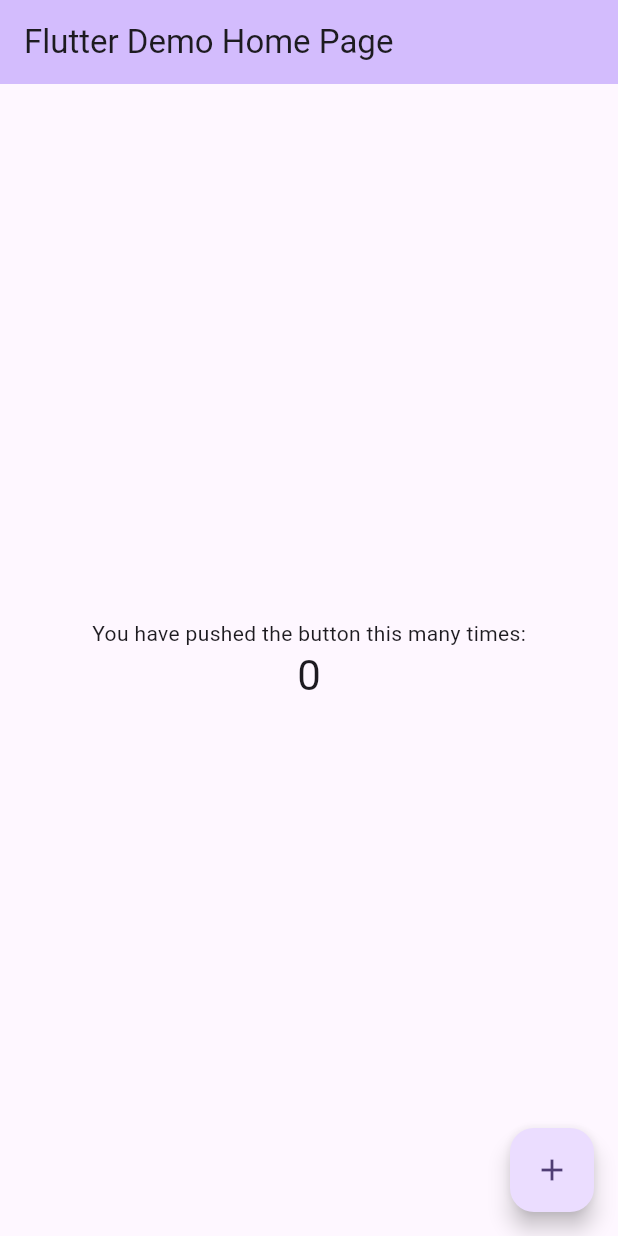
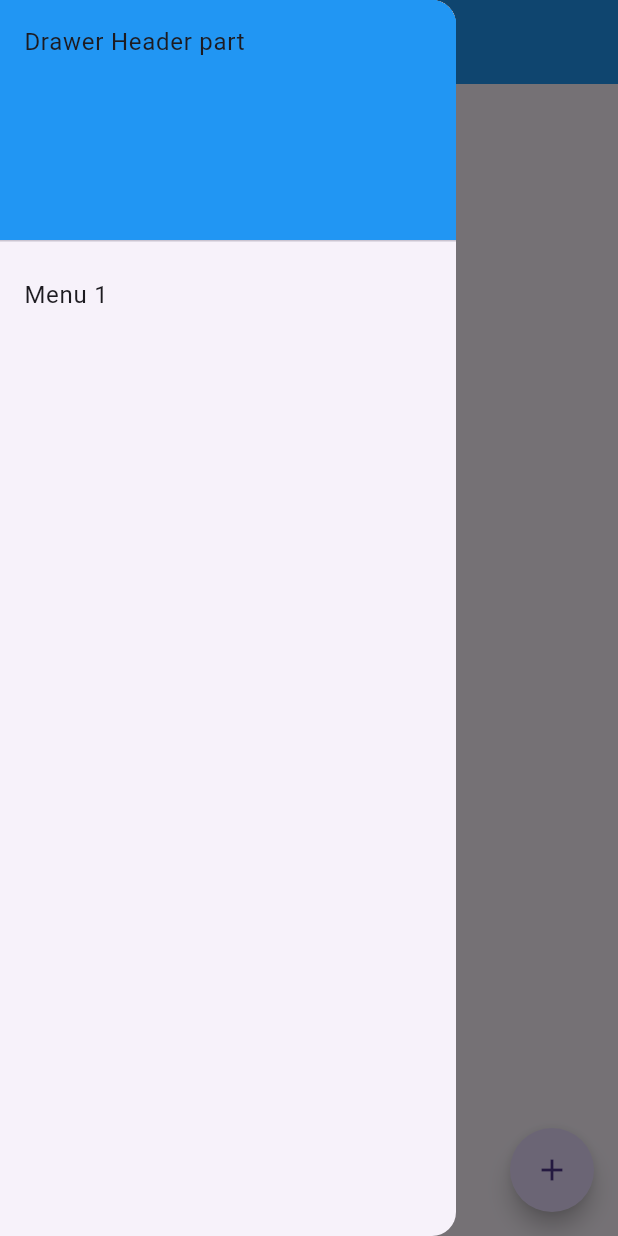
Before and after one commit to Idooru/totally_developer, a Flutter app: the screen it shows after launch, with the side drawer open (before the commit the screen has no drawer), on a phone screen of 412 x 824 dp. Run offline on Flutter 3.47's test engine with Material 3 defaults, Android fonts, the phone set to English and light mode, and no system bars.

Commit message:
Scaffold, AppBar, Drawer, Body (기본 뼈대 구성)

```diff
--- a/lib/main.dart
+++ b/lib/main.dart
@@ -1,125 +1,10 @@
+import 'package:a/test_view.dart';
 import 'package:flutter/material.dart';
 
 void main() {
-  runApp(const MyApp());
+  runApp(
+    const MaterialApp(
+      home: TestView(),
+    ),
+  );
 }
-
-class MyApp extends StatelessWidget {
-  const MyApp({super.key});
-
-  // This widget is the root of your application.
-  @override
-  Widget build(BuildContext context) {
-    return MaterialApp(
-      title: 'Flutter Demo',
-      theme: ThemeData(
-        // This is the theme of your application.
-        //
-        // TRY THIS: Try running your application with "flutter run". You'll see
-        // the application has a purple toolbar. Then, without quitting the app,
-        // try changing the seedColor in the colorScheme below to Colors.green
-        // and then invoke "hot reload" (save your changes or press the "hot
-        // reload" button in a Flutter-supported IDE, or press "r" if you used
-        // the command line to start the app).
-        //
-        // Notice that the counter didn't reset back to zero; the application
-        // state is not lost during the reload. To reset the state, use hot
-        // restart instead.
-        //
-        // This works for code too, not just values: Most code changes can be
-        // tested with just a hot reload.
-        colorScheme: ColorScheme.fromSeed(seedColor: Colors.deepPurple),
-        useMaterial3: true,
-      ),
-      home: const MyHomePage(title: 'Flutter Demo Home Page'),
-    );
-  }
-}
-
-class MyHomePage extends StatefulWidget {
-  const MyHomePage({super.key, required this.title});
-
-  // This widget is the home page of your application. It is stateful, meaning
-  // that it has a State object (defined below) that contains fields that affect
-  // how it looks.
-
-  // This class is the configuration for the state. It holds the values (in this
-  // case the title) provided by the parent (in this case the App widget) and
-  // used by the build method of the State. Fields in a Widget subclass are
-  // always marked "final".
-
-  final String title;
-
-  @override
-  State<MyHomePage> createState() => _MyHomePageState();
-}
-
-class _MyHomePageState extends State<MyHomePage> {
-  int _counter = 0;
-
-  void _incrementCounter() {
-    setState(() {
-      // This call to setState tells the Flutter framework that something has
-      // changed in this State, which causes it to rerun the build method below
-      // so that the display can reflect the updated values. If we changed
-      // _counter without calling setState(), then the build method would not be
-      // called again, and so nothing would appear to happen.
-      _counter++;
-    });
-  }
-
-  @override
-  Widget build(BuildContext context) {
-    // This method is rerun every time setState is called, for instance as done
-    // by the _incrementCounter method above.
-    //
-    // The Flutter framework has been optimized to make rerunning build methods
-    // fast, so that you can just rebuild anything that needs updating rather
-    // than having to individually change instances of widgets.
-    return Scaffold(
-      appBar: AppBar(
-        // TRY THIS: Try changing the color here to a specific color (to
-        // Colors.amber, perhaps?) and trigger a hot reload to see the AppBar
-        // change color while the other colors stay the same.
-        backgroundColor: Theme.of(context).colorScheme.inversePrimary,
-        // Here we take the value from the MyHomePage object that was created by
-        // the App.build method, and use it to set our appbar title.
-        title: Text(widget.title),
-      ),
-      body: Center(
-        // Center is a layout widget. It takes a single child and positions it
-        // in the middle of the parent.
-        child: Column(
-          // Column is also a layout widget. It takes a list of children and
-          // arranges them vertically. By default, it sizes itself to fit its
-          // children horizontally, and tries to be as tall as its parent.
-          //
-          // Column has various properties to control how it sizes itself and
-          // how it positions its children. Here we use mainAxisAlignment to
-          // center the children vertically; the main axis here is the vertical
-          // axis because Columns are vertical (the cross axis would be
-          // horizontal).
-          //
-          // TRY THIS: Invoke "debug painting" (choose the "Toggle Debug Paint"
-          // action in the IDE, or press "p" in the console), to see the
-          // wireframe for each widget.
-          mainAxisAlignment: MainAxisAlignment.center,
-          children: <Widget>[
-            const Text(
-              'You have pushed the button this many times:',
-            ),
-            Text(
-              '$_counter',
-              style: Theme.of(context).textTheme.headlineMedium,
-            ),
-          ],
-        ),
-      ),
-      floatingActionButton: FloatingActionButton(
-        onPressed: _incrementCounter,
-        tooltip: 'Increment',
-        child: const Icon(Icons.add),
-      ), // This trailing comma makes auto-formatting nicer for build methods.
-    );
-  }
-}
--- /dev/null
+++ b/lib/test_view.dart
@@ -0,0 +1,55 @@
+import 'package:flutter/material.dart';
+
+class TestView extends StatefulWidget {
+  const TestView({super.key});
+
+  @override
+  State<TestView> createState() => _TestViewState();
+}
+
+class _TestViewState extends State<TestView> {
+  int count = 0;
+
+  @override
+  Widget build(BuildContext context) {
+    return Scaffold(
+      appBar: AppBar(
+        backgroundColor: Colors.blue,
+        title: const Text(
+          "Test Title",
+          style: TextStyle(color: Colors.white),
+        ),
+        iconTheme: const IconThemeData(
+          color: Colors.white, // 아이콘 색상을 하얀색으로 설정
+        ),
+      ),
+      drawer: Drawer(
+        child: ListView(
+          padding: EdgeInsets.zero,
+          children: const [
+            DrawerHeader(
+              decoration: BoxDecoration(color: Colors.blue),
+              child: Text("Drawer Header part"),
+            ),
+            ListTile(
+              title: Text('Menu 1'),
+            ),
+          ],
+        ),
+      ),
+      body: Center(
+        child: Text('$count'),
+      ),
+      floatingActionButton: FloatingActionButton(
+        onPressed: () {
+          setState(() {
+            count += 1;
+          });
+        },
+        tooltip: 'Test tooltip',
+        shape: const CircleBorder(),
+        child: const Icon(Icons.add),
+      ),
+    );
+  }
+}
```
